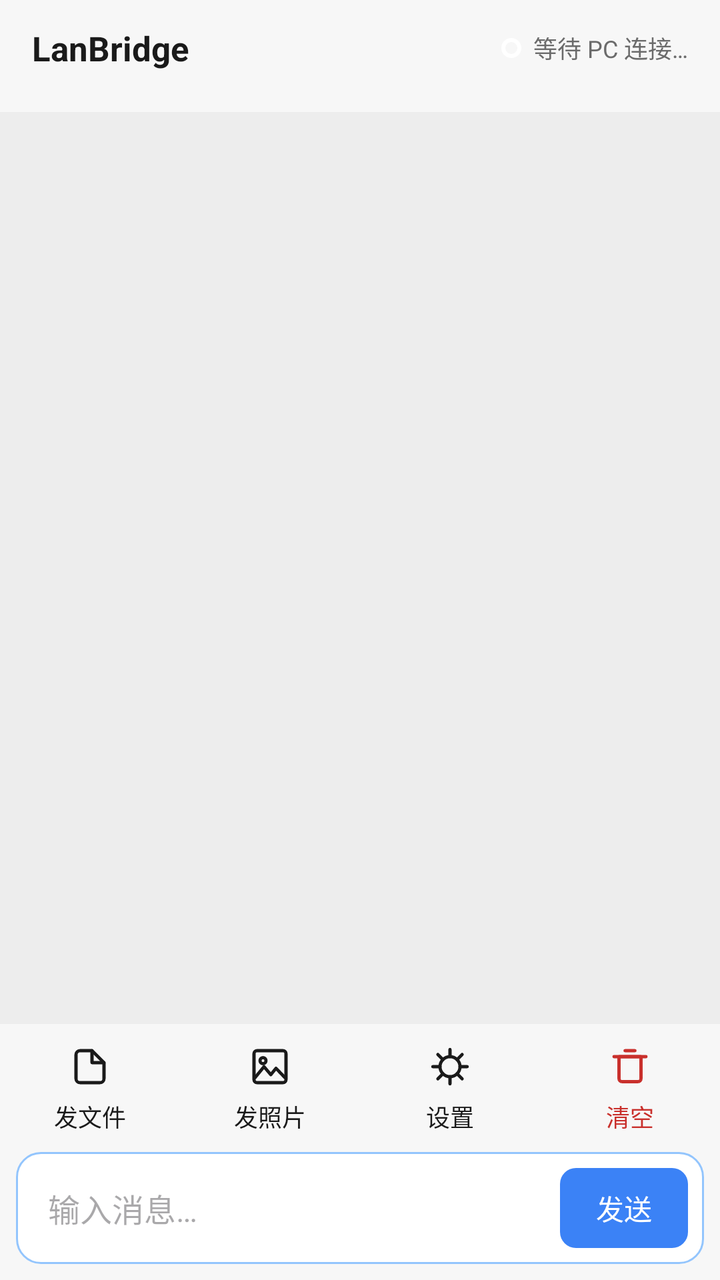
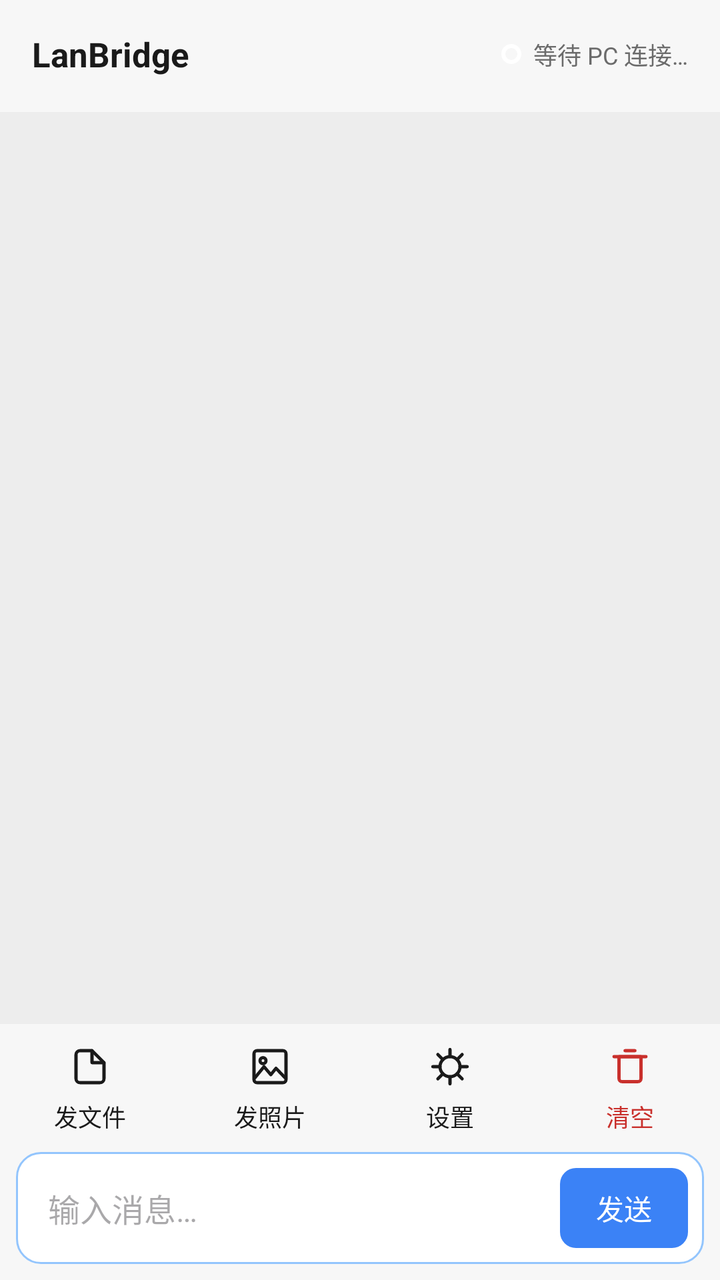

An Android layout rendered at two revisions. The XML below is the earlier revision; the diff shows what the commit changed to produce the second picture.
<!-- AndroidManifest.xml: application theme Theme.LanBridge -->
<!-- res/layout/activity_chat.xml -->
<?xml version="1.0" encoding="utf-8"?>
<LinearLayout xmlns:android="http://schemas.android.com/apk/res/android"
    android:id="@+id/root"
    android:layout_width="match_parent"
    android:layout_height="match_parent"
    android:orientation="vertical"
    android:background="@color/chat_bg">

    
    <LinearLayout
        android:id="@+id/titleBar"
        android:layout_width="match_parent"
        android:layout_height="wrap_content"
        android:minHeight="56dp"
        android:orientation="horizontal"
        android:gravity="center_vertical"
        android:paddingHorizontal="16dp"
        android:paddingTop="8dp"
        android:paddingBottom="16dp"
        android:background="@color/n_surface">

        <TextView
            android:id="@+id/tvTitle"
            android:layout_width="0dp"
            android:layout_weight="1"
            android:layout_height="wrap_content"
            android:text="@string/app_name"
            android:textColor="@color/n_text_primary"
            android:textSize="@dimen/font_title"
            android:textStyle="bold" />

        <View
            android:id="@+id/statusDot"
            android:layout_width="10dp"
            android:layout_height="10dp"
            android:layout_marginEnd="6dp"
            android:background="@drawable/bg_circle_unchecked" />

        <TextView
            android:id="@+id/tvConn"
            android:layout_width="wrap_content"
            android:layout_height="wrap_content"
            android:text="@string/waiting_connection"
            android:textColor="@color/n_text_secondary"
            android:textSize="@dimen/font_caption" />
    </LinearLayout>

    
    <androidx.recyclerview.widget.RecyclerView
        android:id="@+id/recycler"
        android:layout_width="match_parent"
        android:layout_height="0dp"
        android:layout_weight="1"
        android:clipToPadding="false"
        android:overScrollMode="always"
        android:paddingVertical="8dp" />

    
    <LinearLayout
        android:id="@+id/selectionBar"
        android:layout_width="match_parent"
        android:layout_height="wrap_content"
        android:orientation="horizontal"
        android:gravity="center_vertical"
        android:paddingHorizontal="16dp"
        android:paddingVertical="10dp"
        android:background="@color/n_surface"
        android:visibility="gone">

        <TextView
            android:id="@+id/btnSelExit"
            android:layout_width="wrap_content"
            android:layout_height="48dp"
            android:gravity="center"
            android:paddingHorizontal="12dp"
            android:text="取消"
            android:textSize="@dimen/font_title"
            android:background="?attr/selectableItemBackgroundBorderless" />

        <TextView
            android:id="@+id/tvSelCount"
            android:layout_width="0dp"
            android:layout_weight="1"
            android:layout_height="wrap_content"
            android:paddingStart="12dp"
            android:textColor="@color/n_text_primary"
            android:textSize="@dimen/font_body" />

        <TextView
            android:id="@+id/btnSelAll"
            android:layout_width="wrap_content"
            android:layout_height="48dp"
            android:gravity="center"
            android:paddingHorizontal="12dp"
            android:text="@string/select_all"
            android:textColor="@color/brand_700"
            android:background="?attr/selectableItemBackground" />
    </LinearLayout>

    
    <LinearLayout
        android:id="@+id/selectionActionBar"
        android:layout_width="match_parent"
        android:layout_height="wrap_content"
        android:orientation="horizontal"
        android:gravity="center_vertical"
        android:background="@color/n_surface"
        android:padding="8dp"
        android:visibility="gone">

        <TextView
            android:id="@+id/btnSaveBatch"
            android:layout_width="0dp"
            android:layout_weight="1"
            android:layout_height="48dp"
            android:gravity="center"
            android:text="@string/menu_save"
            android:textColor="@color/n_text_primary"
            android:textSize="@dimen/font_body"
            android:background="?attr/selectableItemBackground" />

        <TextView
            android:id="@+id/btnForwardBatch"
            android:layout_width="0dp"
            android:layout_weight="1"
            android:layout_height="48dp"
            android:gravity="center"
            android:text="@string/menu_forward"
            android:textColor="@color/n_text_primary"
            android:textSize="@dimen/font_body"
            android:background="?attr/selectableItemBackground" />

        <TextView
            android:id="@+id/btnCopyBatch"
            android:layout_width="0dp"
            android:layout_weight="1"
            android:layout_height="48dp"
            android:gravity="center"
            android:text="@string/menu_copy"
            android:textColor="@color/n_text_primary"
            android:textSize="@dimen/font_body"
            android:background="?attr/selectableItemBackground" />

        <TextView
            android:id="@+id/btnDeleteBatch"
            android:layout_width="0dp"
            android:layout_weight="1"
            android:layout_height="48dp"
            android:gravity="center"
            android:text="@string/menu_delete"
            android:textColor="@color/danger_text"
            android:textSize="@dimen/font_body"
            android:background="?attr/selectableItemBackground" />
    </LinearLayout>

    
    <LinearLayout
        android:id="@+id/toolBar"
        android:layout_width="match_parent"
        android:layout_height="@dimen/toolbar_height"
        android:orientation="horizontal"
        android:gravity="center"
        android:background="@color/n_surface">

        <LinearLayout android:id="@+id/btnFile" style="@style/ToolItem">
            <ImageView style="@style/ToolIcon"
                android:src="@drawable/ic_tool_file"
                android:contentDescription="@null" />
            <TextView style="@style/ToolLabel" android:text="@string/toolbar_send_file" />
        </LinearLayout>

        <LinearLayout android:id="@+id/btnPhoto" style="@style/ToolItem">
            <ImageView style="@style/ToolIcon"
                android:src="@drawable/ic_tool_photo"
                android:contentDescription="@null" />
            <TextView style="@style/ToolLabel" android:text="@string/toolbar_send_photo" />
        </LinearLayout>

        <LinearLayout android:id="@+id/btnSettings" style="@style/ToolItem">
            <ImageView style="@style/ToolIcon"
                android:src="@drawable/ic_tool_settings"
                android:contentDescription="@null" />
            <TextView style="@style/ToolLabel" android:text="@string/toolbar_settings" />
        </LinearLayout>

        <LinearLayout android:id="@+id/btnClear" style="@style/ToolItem">
            <ImageView style="@style/ToolIcon"
                android:src="@drawable/ic_trash"
                android:contentDescription="@null" />
            <TextView style="@style/ToolLabel"
                android:text="@string/toolbar_clear"
                android:textColor="@color/danger_text" />
        </LinearLayout>
    </LinearLayout>

    
    <LinearLayout
        android:id="@+id/composer"
        android:layout_width="match_parent"
        android:layout_height="wrap_content"
        android:orientation="horizontal"
        android:gravity="bottom"
        android:paddingStart="8dp"
        android:paddingEnd="8dp"
        android:paddingBottom="8dp"
        android:background="@color/n_surface">

        
        <FrameLayout
            android:layout_width="0dp"
            android:layout_height="wrap_content"
            android:layout_weight="1">

            <EditText
                android:id="@+id/etInput"
                android:layout_width="match_parent"
                android:layout_height="wrap_content"
                android:minHeight="56dp"
                android:maxLines="5"
                android:inputType="textMultiLine|textCapSentences"
                android:imeOptions="actionSend|flagNoExtractUi"
                android:hint="@string/input_hint"
                android:background="@drawable/bg_composer"
                android:paddingStart="16dp"
                android:paddingEnd="88dp"
                android:paddingTop="14dp"
                android:paddingBottom="14dp"
                android:textSize="@dimen/font_body" />

            <TextView
                android:id="@+id/btnSend"
                android:layout_width="wrap_content"
                android:layout_height="40dp"
                android:layout_gravity="end|bottom"
                android:layout_marginEnd="8dp"
                android:layout_marginBottom="8dp"
                android:gravity="center"
                android:minWidth="64dp"
                android:paddingHorizontal="14dp"
                android:text="@string/send"
                android:textColor="@color/n_white"
                android:textSize="14sp"
                android:background="@drawable/bg_btn_primary" />
        </FrameLayout>
    </LinearLayout>
</LinearLayout>
<!-- resources referenced by this layout -->
<resources>
  <color name="brand_700">#1D4ED8</color>
  <color name="chat_bg">#EDEDED</color>
  <color name="danger_text">#C9302C</color>
  <color name="n_surface">#F7F7F7</color>
  <color name="n_text_primary">#1A1A1A</color>
  <color name="n_text_secondary">#6B6B6B</color>
  <color name="n_white">#FFFFFF</color>
  <dimen name="font_body">16sp</dimen>
  <dimen name="font_caption">12sp</dimen>
  <dimen name="font_title">17sp</dimen>
  <dimen name="toolbar_height">64dp</dimen>
  <!-- drawable bg_btn_primary (drawable) -->
  <?xml version="1.0" encoding="utf-8"?>
  <shape xmlns:android="http://schemas.android.com/apk/res/android" android:shape="rectangle">
      <solid android:color="@color/brand_500" />
      <corners android:radius="8dp" />
  </shape>
  <!-- drawable bg_circle_unchecked (drawable) -->
  <?xml version="1.0" encoding="utf-8"?>
  <shape xmlns:android="http://schemas.android.com/apk/res/android" android:shape="oval">
      <solid android:color="@android:color/transparent" />
      <stroke android:width="2dp" android:color="@color/n_white" />
  </shape>
  <!-- drawable bg_composer (drawable) -->
  <?xml version="1.0" encoding="utf-8"?>
  <selector xmlns:android="http://schemas.android.com/apk/res/android">
      <item android:state_focused="true" android:drawable="@drawable/bg_composer_focused" />
      <item android:drawable="@drawable/bg_composer_normal" />
  </selector>
  <string name="app_name">LanBridge</string>
  <string name="input_hint">输入消息…</string>
  <string name="menu_copy">复制</string>
  <string name="menu_delete">删除</string>
  <string name="menu_forward">转发</string>
  <string name="menu_save">保存到本地</string>
  <string name="select_all">全选</string>
  <string name="send">发送</string>
  <string name="toolbar_clear">清空</string>
  <string name="toolbar_send_file">发文件</string>
  <string name="toolbar_send_photo">发照片</string>
  <string name="toolbar_settings">设置</string>
  <string name="waiting_connection">等待 PC 连接…</string>
  <style name="ToolIcon">
          <item name="android:layout_width">24dp</item>
          <item name="android:layout_height">24dp</item>
      </style>
  <style name="ToolLabel">
          <item name="android:layout_width">wrap_content</item>
          <item name="android:layout_height">wrap_content</item>
          <item name="android:layout_marginTop">4dp</item>
          <item name="android:textSize">12sp</item>
          <item name="android:includeFontPadding">false</item>
          <item name="android:textColor">@color/n_text_primary</item>
      </style>
  <style name="Theme.LanBridge" parent="Theme.Material3.Light.NoActionBar">
          <item name="colorPrimary">@color/brand_700</item>
          <item name="android:statusBarColor">@android:color/transparent</item>
          <item name="android:navigationBarColor">@android:color/transparent</item>
          <item name="android:windowLightStatusBar">true</item>
          <item name="android:forceDarkAllowed">false</item>
      </style>
  <color name="brand_500">#3B82F6</color>
  <!-- drawable bg_composer_focused (drawable) -->
  <?xml version="1.0" encoding="utf-8"?>
  <shape xmlns:android="http://schemas.android.com/apk/res/android" android:shape="rectangle">
      <solid android:color="@color/n_white" />
      <stroke android:width="1dp" android:color="@color/brand_400" />
      <corners android:radius="12dp" />
  </shape>
  <!-- drawable bg_composer_normal (drawable) -->
  <?xml version="1.0" encoding="utf-8"?>
  <shape xmlns:android="http://schemas.android.com/apk/res/android" android:shape="rectangle">
      <solid android:color="@color/n_white" />
      <stroke android:width="1dp" android:color="@color/brand_300" />
      <corners android:radius="12dp" />
  </shape>
  <color name="brand_400">#60A5FA</color>
  <color name="brand_300">#93C5FD</color>
  <!-- unchanged entries left out for length: 5 -->
</resources>

<!-- the commit's change to res/layout/activity_chat.xml (unified diff, before → after) -->
@@ -16,7 +16,7 @@
         android:gravity="center_vertical"
         android:paddingHorizontal="16dp"
         android:paddingTop="8dp"
-        android:paddingBottom="16dp"
+        android:paddingBottom="9.6dp"
         android:background="@color/n_surface">
 
         <TextView
